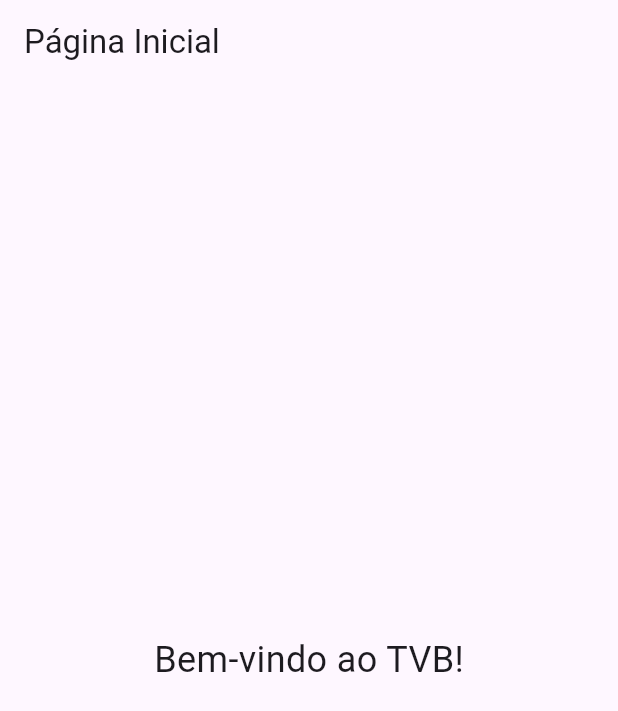
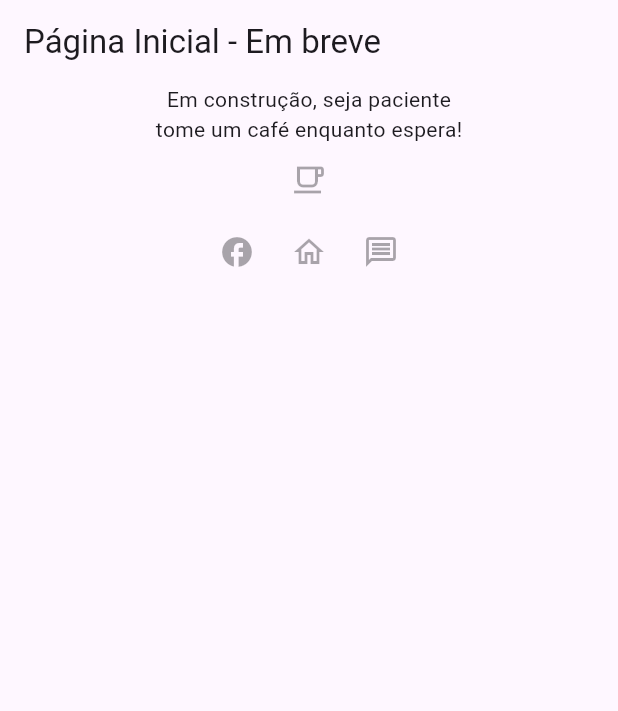
Before and after one commit to camurri/tvbflutter, a Flutter app: the screen it shows after launch, on a phone screen of 412 x 824 dp. Shown: the top 711 px of the screen. Run offline on Flutter 3.47's test engine with Material 3 defaults, Android fonts, the phone set to English and light mode, and no system bars.

Commit message:
First Commit

```diff
--- a/lib/main.dart
+++ b/lib/main.dart
@@ -1,6 +1,6 @@
 import 'package:flutter/material.dart';
 import 'pages/splash.dart'; // Importa o arquivo de splash screen
-import 'pages/home.dart'; // Importa o arquivo de home
+// Importa o arquivo de home
 
 
 void main() {
--- a/lib/pages/home.dart
+++ b/lib/pages/home.dart
@@ -7,14 +7,29 @@
   Widget build(BuildContext context) {
     return Scaffold(
       appBar: AppBar(
-        title: const Text('Página Inicial'), // Título da barra de navegação
+        title: const Text('Página Inicial - Em breve'), // Título da barra de navegação
       ),
-      body: const Center(
-        child: Text(
-          'Bem-vindo ao TVB!',
-          style: TextStyle(fontSize: 24), // Estilo do texto
-        ),
-      ),
+      body: Center(
+          child: Column(
+        children: [
+          Text('Em construção, seja paciente'),
+          Text('tome um café enquanto espera!'),
+          const IconButton(
+              onPressed: null, icon: Icon(Icons.local_cafe_outlined)),
+          Row(
+            //Snack Bar
+            mainAxisAlignment: MainAxisAlignment.center,
+            children: [
+              const IconButton(
+                  onPressed: null, icon: Icon(Icons.facebook_outlined)),
+              const IconButton(
+                  onPressed: null, icon: Icon(Icons.home_outlined)),
+              const IconButton(
+                  onPressed: null, icon: Icon(Icons.message_outlined)),
+            ],
+          )
+        ],
+      )),
     );
   }
 }
--- a/lib/pages/splash.dart
+++ b/lib/pages/splash.dart
@@ -6,6 +6,7 @@
   const Splash({super.key});
 
   @override
+  // ignore: library_private_types_in_public_api
   _SplashState createState() => _SplashState();
 }
 
@@ -16,6 +17,7 @@
     // Simula uma espera de 3 segundos antes de mudar para a tela principal
     Future.delayed(const Duration(seconds: 3), () {
       // Navega para a Home Screen após o Splash
+      // ignore: use_build_context_synchronously
       Navigator.pushReplacement(context, MaterialPageRoute(builder: (_) => Home()));
 
     });
```
